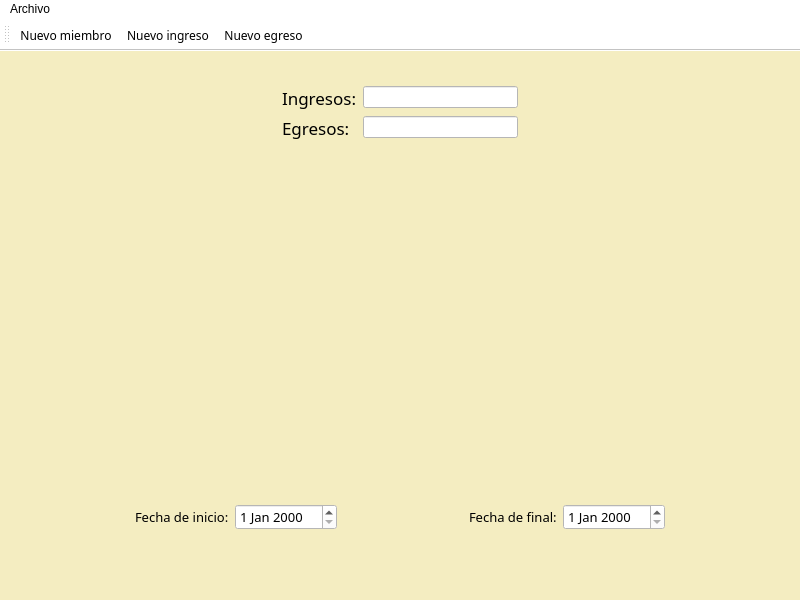
This is pagprincipal.ui in JuanFraDev/ProyectoFinal_POO as Qt 5 draws it before an edit. The edited form follows.
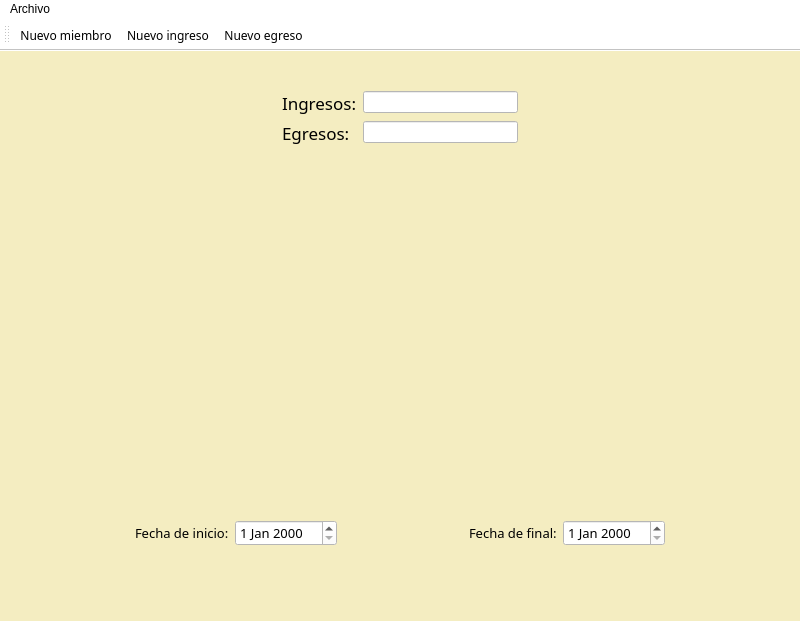
This is the edited form.

The edit to the form file:
```diff
--- a/pagprincipal.ui
+++ b/pagprincipal.ui
@@ -7,98 +7,14 @@
     <x>0</x>
     <y>0</y>
     <width>800</width>
-    <height>600</height>
+    <height>621</height>
    </rect>
   </property>
   <property name="palette">
    <palette>
-    <active>
-     <colorrole role="Button">
-      <brush brushstyle="SolidPattern">
-       <color alpha="255">
-        <red>244</red>
-        <green>237</green>
-        <blue>193</blue>
-       </color>
-      </brush>
-     </colorrole>
-     <colorrole role="Base">
-      <brush brushstyle="SolidPattern">
-       <color alpha="255">
-        <red>244</red>
-        <green>237</green>
-        <blue>193</blue>
-       </color>
-      </brush>
-     </colorrole>
-     <colorrole role="Window">
-      <brush brushstyle="SolidPattern">
-       <color alpha="255">
-        <red>244</red>
-        <green>237</green>
-        <blue>193</blue>
-       </color>
-      </brush>
-     </colorrole>
-    </active>
-    <inactive>
-     <colorrole role="Button">
-      <brush brushstyle="SolidPattern">
-       <color alpha="255">
-        <red>244</red>
-        <green>237</green>
-        <blue>193</blue>
-       </color>
-      </brush>
-     </colorrole>
-     <colorrole role="Base">
-      <brush brushstyle="SolidPattern">
-       <color alpha="255">
-        <red>244</red>
-        <green>237</green>
-        <blue>193</blue>
-       </color>
-      </brush>
-     </colorrole>
-     <colorrole role="Window">
-      <brush brushstyle="SolidPattern">
-       <color alpha="255">
-        <red>244</red>
-        <green>237</green>
-        <blue>193</blue>
-       </color>
-      </brush>
-     </colorrole>
-    </inactive>
-    <disabled>
-     <colorrole role="Button">
-      <brush brushstyle="SolidPattern">
-       <color alpha="255">
-        <red>244</red>
-        <green>237</green>
-        <blue>193</blue>
-       </color>
-      </brush>
-     </colorrole>
-     <colorrole role="Base">
-      <brush brushstyle="SolidPattern">
-       <color alpha="255">
-        <red>244</red>
-        <green>237</green>
-        <blue>193</blue>
-       </color>
-      </brush>
-     </colorrole>
-     <colorrole role="Window">
-      <brush brushstyle="SolidPattern">
-       <color alpha="255">
-        <red>244</red>
-        <green>237</green>
-        <blue>193</blue>
-       </color>
-      </brush>
-     </colorrole>
-    </disabled>
+    <active/>
+    <inactive/>
+    <disabled/>
    </palette>
   </property>
   <property name="font">
```
Left out of the diff: 7 changed lines with no effect on the pictures.
